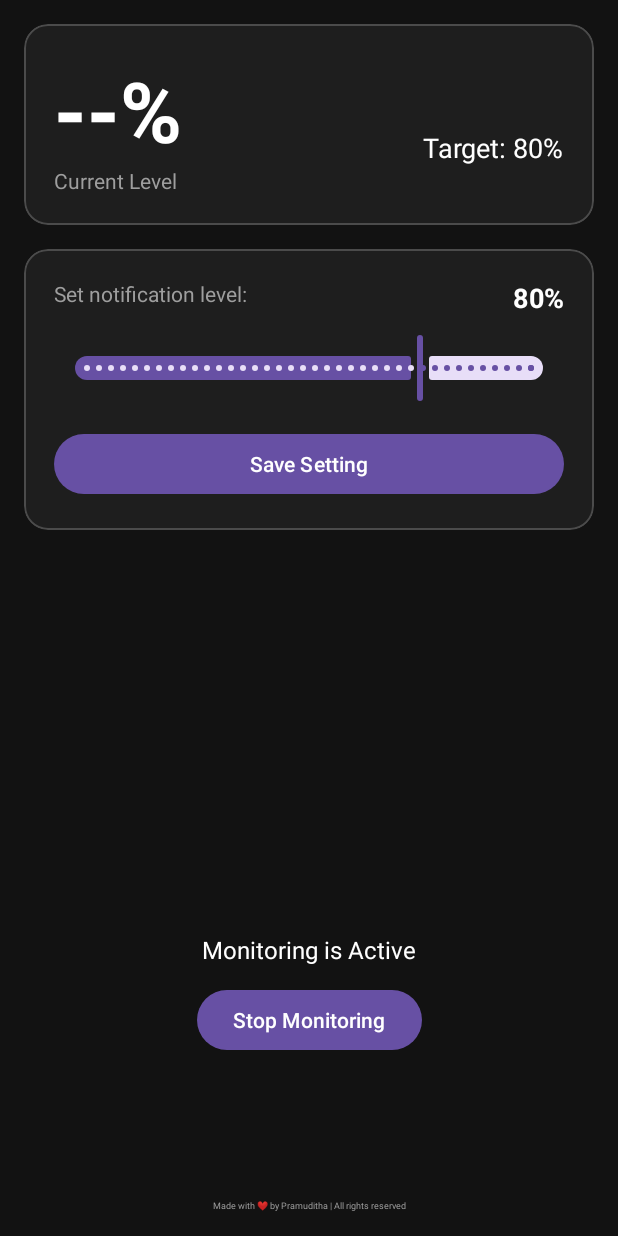
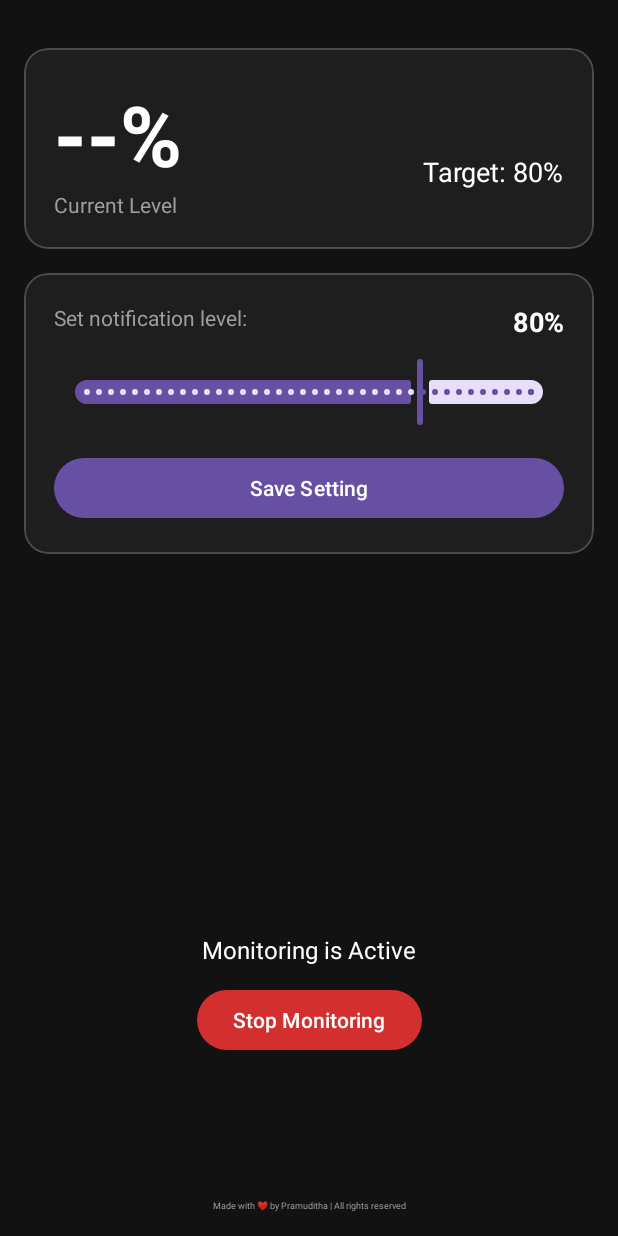
Before and after one commit to PramudithaN/Battery-Notifier, an Android app: the screen it shows after launch (MainActivity), after a tap on "Start Monitoring", on a phone screen of 412 x 824 dp. Run offline under Robolectric (Android 15) with nearby library versions, the phone set to English and light mode, and no system bars.

Commit message:
Added Haptic Feature and Button color change

```diff
--- a/app/src/main/java/com/pramuditha/batterynotifier/MainActivity.kt
+++ b/app/src/main/java/com/pramuditha/batterynotifier/MainActivity.kt
@@ -3,11 +3,13 @@ package com.pramuditha.batterynotifier
 import android.content.*
 import android.os.BatteryManager
 import android.os.Bundle
+import android.view.HapticFeedbackConstants
 import android.widget.Button
 import android.widget.TextView
 import android.widget.Toast
 import androidx.appcompat.app.AppCompatActivity
 import com.google.android.material.slider.Slider
+import androidx.core.content.ContextCompat
 
 class MainActivity : AppCompatActivity() {
 
@@ -51,8 +53,14 @@ class MainActivity : AppCompatActivity() {
         updateMonitoringUI()
 
         // --- UI Listeners ---
-        percentageSlider.addOnChangeListener { _, value, _ ->
+        // Listener to update the text as the slider moves
+        percentageSlider.addOnChangeListener { slider, value, fromUser ->
             sliderValueText.text = "${value.toInt()}%"
+
+            // Add haptic feedback when the user moves the slider
+            if (fromUser) {
+                slider.performHapticFeedback(HapticFeedbackConstants.KEYBOARD_TAP)
+            }
         }
 
         saveButton.setOnClickListener {
@@ -93,9 +101,13 @@ class MainActivity : AppCompatActivity() {
     private fun updateMonitoringUI() {
         if (isServiceRunning) {
             toggleButton.text = "Stop Monitoring"
+            // Set the button color to red
+            toggleButton.backgroundTintList = ContextCompat.getColorStateList(this, R.color.red_stop)
             statusText.text = "Monitoring is Active"
         } else {
             toggleButton.text = "Start Monitoring"
+            // Revert the button color to the theme's primary color
+            toggleButton.backgroundTintList = ContextCompat.getColorStateList(this, R.color.purple_start)
             statusText.text = "Monitoring is Inactive"
         }
     }
--- /dev/null
+++ b/app/src/main/res/anim/pulse_glow.xml
@@ -0,0 +1,4 @@
+<?xml version="1.0" encoding="utf-8"?>
+<set xmlns:android="http://schemas.android.com/apk/res/android">
+
+</set>
--- a/app/src/main/res/layout/activity_main.xml
+++ b/app/src/main/res/layout/activity_main.xml
@@ -11,7 +11,9 @@
         android:id="@+id/statusCard"
         android:layout_width="0dp"
         android:layout_height="wrap_content"
-        android:layout_margin="16dp"
+        android:layout_marginTop="32dp"
+        android:layout_marginStart="16dp"
+        android:layout_marginEnd="16dp"
         app:cardBackgroundColor="#1E1E1E"
         app:cardCornerRadius="16dp"
         app:layout_constraintEnd_toEndOf="parent"
--- a/app/src/main/res/values/colors.xml
+++ b/app/src/main/res/values/colors.xml
@@ -1,5 +1,9 @@
 <?xml version="1.0" encoding="utf-8"?>
 <resources>
+    <color name="purple_500">#FF6200EE</color>
+    <color name="teal_200">#FF03DAC5</color>
     <color name="black">#FF000000</color>
     <color name="white">#FFFFFFFF</color>
+    <color name="red_stop">#D32F2F</color>
+    <color name="purple_start">#6750a4</color>
 </resources>
```
